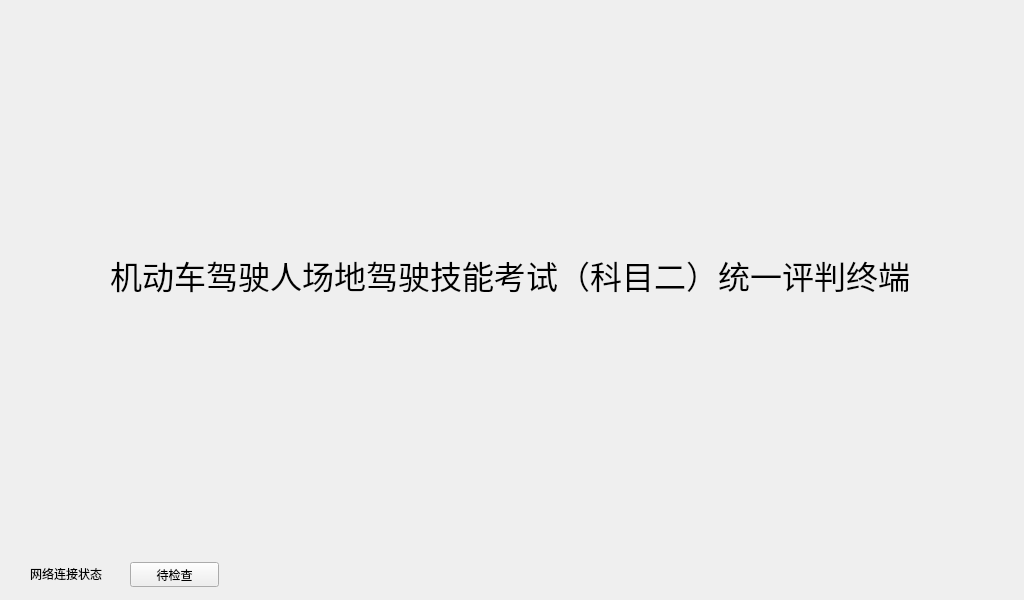
This is Blackbox/startup.ui in hlm12348765/QT as Qt 5 draws it before an edit. The edited form follows.
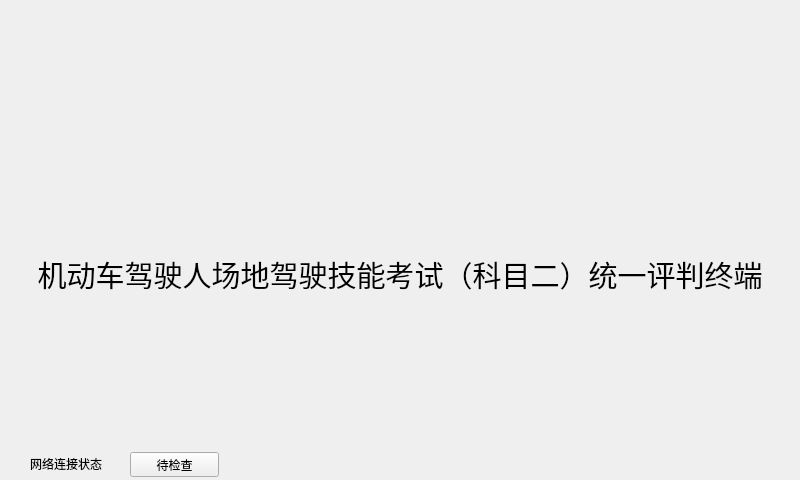
This is the edited form. Icons and pictures are not drawn.

Patch:
```diff
--- a/Blackbox/startup.ui
+++ b/Blackbox/startup.ui
@@ -6,8 +6,8 @@
    <rect>
     <x>0</x>
     <y>0</y>
-    <width>1024</width>
-    <height>600</height>
+    <width>800</width>
+    <height>480</height>
    </rect>
   </property>
   <property name="windowTitle">
@@ -18,12 +18,12 @@
     <rect>
      <x>10</x>
      <y>250</y>
-     <width>1000</width>
-     <height>51</height>
+     <width>780</width>
+     <height>50</height>
     </rect>
    </property>
    <property name="text">
-    <string>&lt;html&gt;&lt;head/&gt;&lt;body&gt;&lt;p align=&quot;center&quot;&gt;&lt;span style=&quot; font-size:24pt;&quot;&gt;机动车驾驶人场地驾驶技能考试（科目二）统一评判终端&lt;/span&gt;&lt;/p&gt;&lt;/body&gt;&lt;/html&gt;</string>
+    <string>&lt;html&gt;&lt;head/&gt;&lt;body&gt;&lt;p align=&quot;center&quot;&gt;&lt;span style=&quot; font-size:22pt;&quot;&gt;机动车驾驶人场地驾驶技能考试（科目二）统一评判终端&lt;/span&gt;&lt;/p&gt;&lt;/body&gt;&lt;/html&gt;</string>
    </property>
   </widget>
   <widget class="QLabel" name="label">
@@ -31,8 +31,8 @@
     <rect>
      <x>10</x>
      <y>10</y>
-     <width>1000</width>
-     <height>190</height>
+     <width>780</width>
+     <height>160</height>
     </rect>
    </property>
    <property name="text">
@@ -43,7 +43,7 @@
    <property name="geometry">
     <rect>
      <x>30</x>
-     <y>565</y>
+     <y>455</y>
      <width>101</width>
      <height>17</height>
     </rect>
@@ -56,7 +56,7 @@
    <property name="geometry">
     <rect>
      <x>130</x>
-     <y>562</y>
+     <y>452</y>
      <width>89</width>
      <height>25</height>
     </rect>
```
